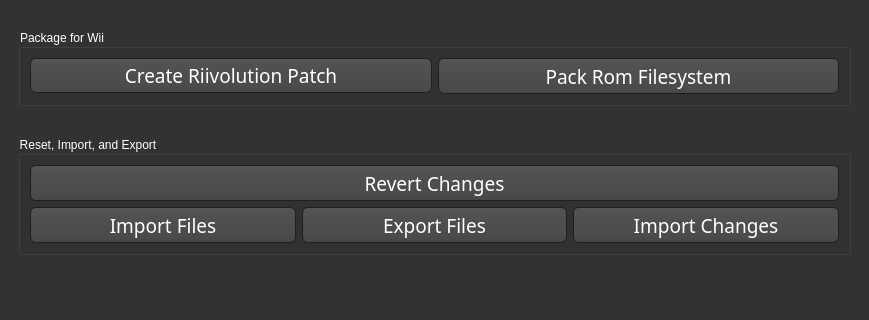
BenjaminHalko/WiiMusicEditorPlus, file ui_templates/main_window.ui: the form before one commit; both pictures show x 0 to 869 and y 336 to 656 of the 869 by 656 pixel window.
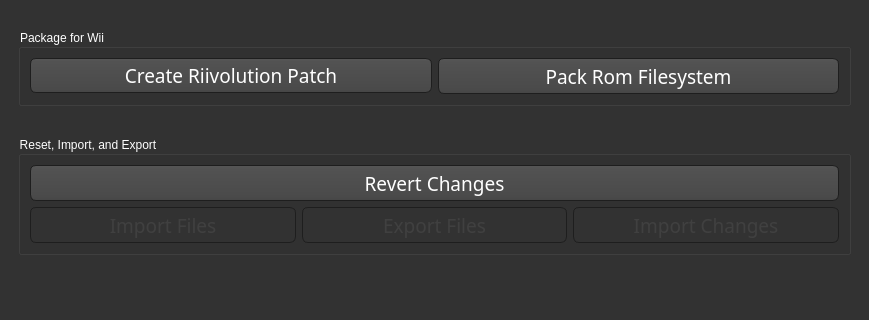
The form after the commit. Icons and pictures are not drawn.

Diff of the .ui file:
```diff
--- a/ui_templates/main_window.ui
+++ b/ui_templates/main_window.ui
@@ -993,6 +993,9 @@
             <layout class="QHBoxLayout" name="MP_RomEditing2">
              <item>
               <widget class="QPushButton" name="MP_ImportFiles_Button">
+               <property name="enabled">
+                <bool>false</bool>
+               </property>
                <property name="minimumSize">
                 <size>
                  <width>0</width>
@@ -1012,6 +1015,9 @@
              </item>
              <item>
               <widget class="QPushButton" name="MP_ExportFiles_Button">
+               <property name="enabled">
+                <bool>false</bool>
+               </property>
                <property name="minimumSize">
                 <size>
                  <width>0</width>
@@ -1031,6 +1037,9 @@
              </item>
              <item>
               <widget class="QPushButton" name="MP_ImportChanges_Button">
+               <property name="enabled">
+                <bool>false</bool>
+               </property>
                <property name="minimumSize">
                 <size>
                  <width>0</width>
```
Left out of the diff: 3 changed lines with no effect on the pictures.
